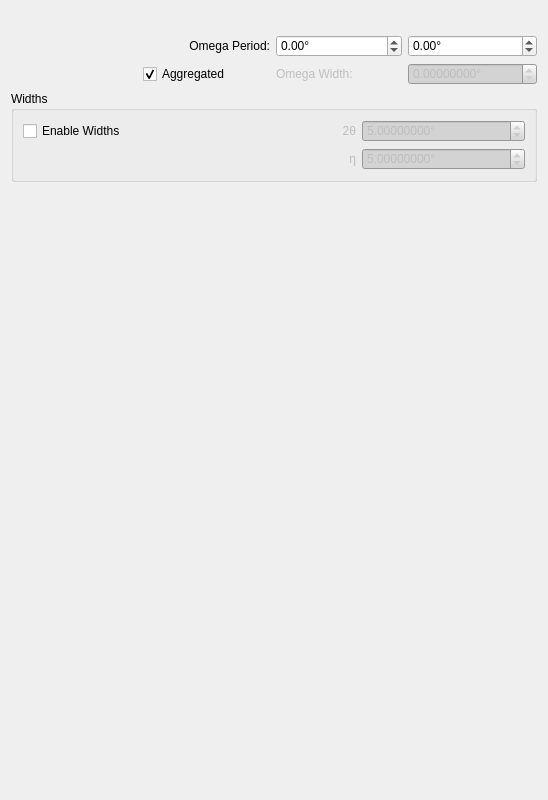
Above: hexrd/ui/resources/ui/rotation_series_overlay_editor.ui from HEXRD/hexrdgui before the change. Below: the same form after it.
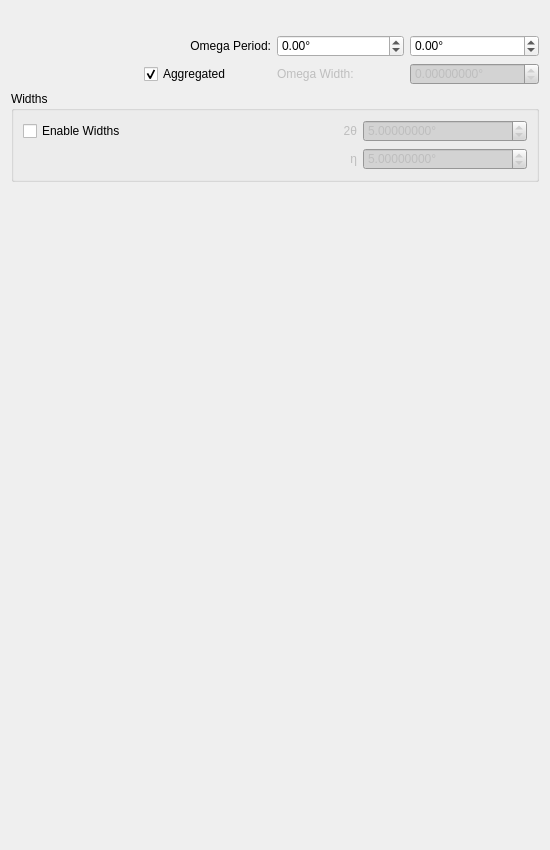
That is the form after the change. Custom widgets are drawn as their Qt base class.

Commit message:
Dynamically resize overlay editor
Depending on the active widget...

This allows the overlay editor to start off small, and then grow larger
if the user picks an overlay type that requires a lot of space.

What changed in the file:
```diff
--- a/hexrd/ui/resources/ui/rotation_series_overlay_editor.ui
+++ b/hexrd/ui/resources/ui/rotation_series_overlay_editor.ui
@@ -6,14 +6,14 @@
    <rect>
     <x>0</x>
     <y>0</y>
-    <width>548</width>
-    <height>800</height>
+    <width>550</width>
+    <height>850</height>
    </rect>
   </property>
   <property name="minimumSize">
    <size>
     <width>0</width>
-    <height>0</height>
+    <height>850</height>
    </size>
   </property>
   <property name="windowTitle">
```
The commit also changes 5 other files.
